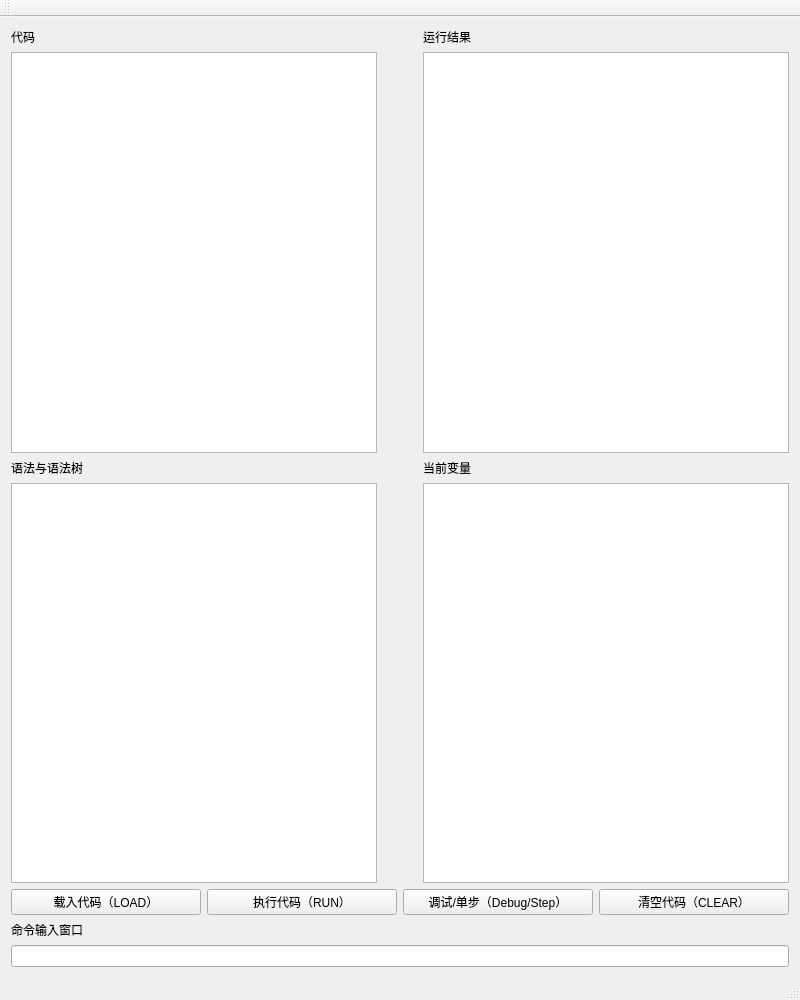
Above: mainwindow.ui from Zhou-Yuhong/MiniBasic before the change. Below: the same form after it.
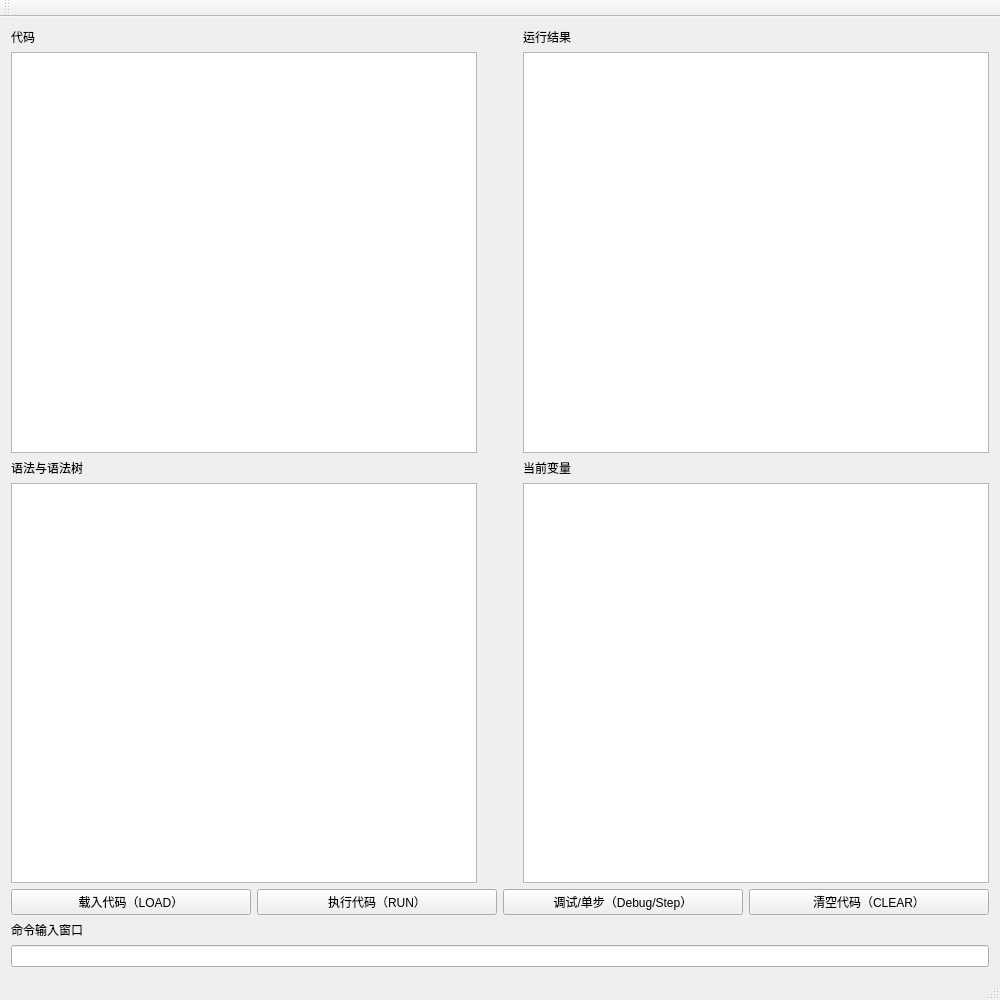
That is the form after the change.

```diff
--- a/mainwindow.ui
+++ b/mainwindow.ui
@@ -6,7 +6,7 @@
    <rect>
     <x>0</x>
     <y>0</y>
-    <width>800</width>
+    <width>1000</width>
     <height>1000</height>
    </rect>
   </property>
```
Left out of the diff: 2 changed lines with no effect on the pictures.
